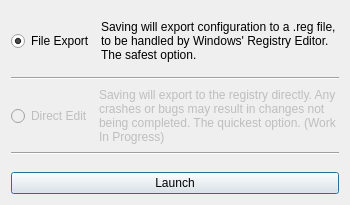
Above: UI/launch_dialog.ui from VodBox/pyWinContext before the change. Below: the same form after it.
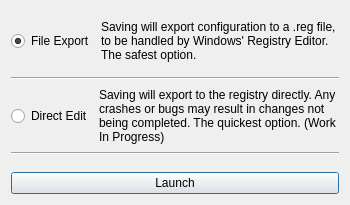
That is the form after the change.

Patch:
```diff
--- a/UI/launch_dialog.ui
+++ b/UI/launch_dialog.ui
@@ -90,7 +90,7 @@
          <item>
           <widget class="QRadioButton" name="radioButton_2">
            <property name="enabled">
-            <bool>false</bool>
+            <bool>true</bool>
            </property>
            <property name="maximumSize">
             <size>
@@ -106,7 +106,7 @@
          <item>
           <widget class="QLabel" name="label_2">
            <property name="enabled">
-            <bool>false</bool>
+            <bool>true</bool>
            </property>
            <property name="minimumSize">
             <size>
```
